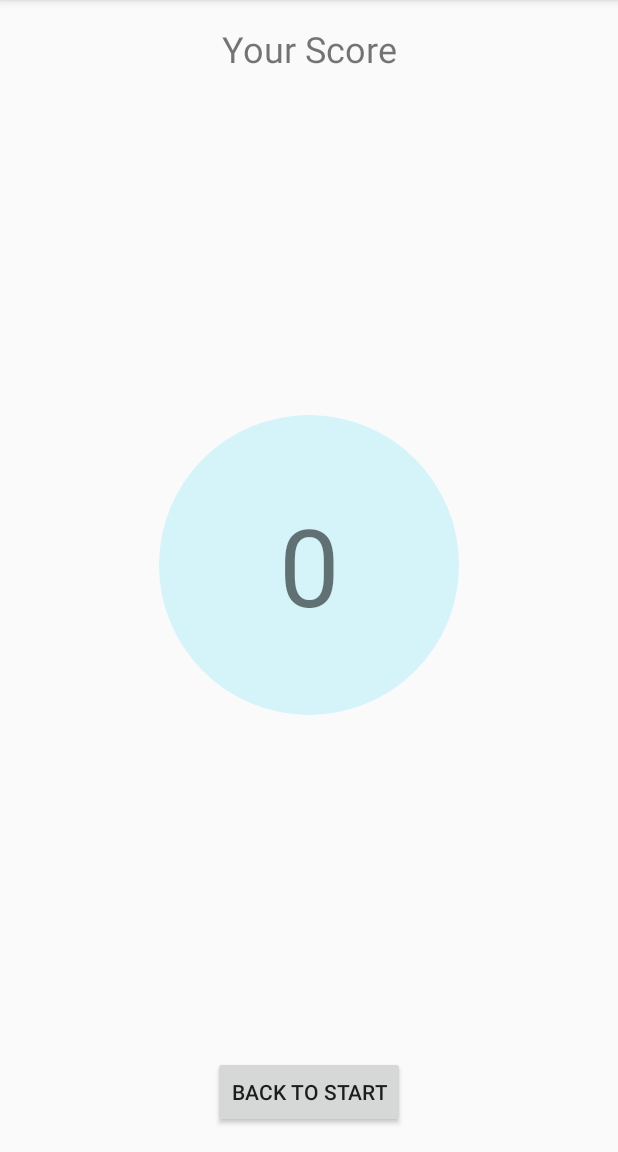
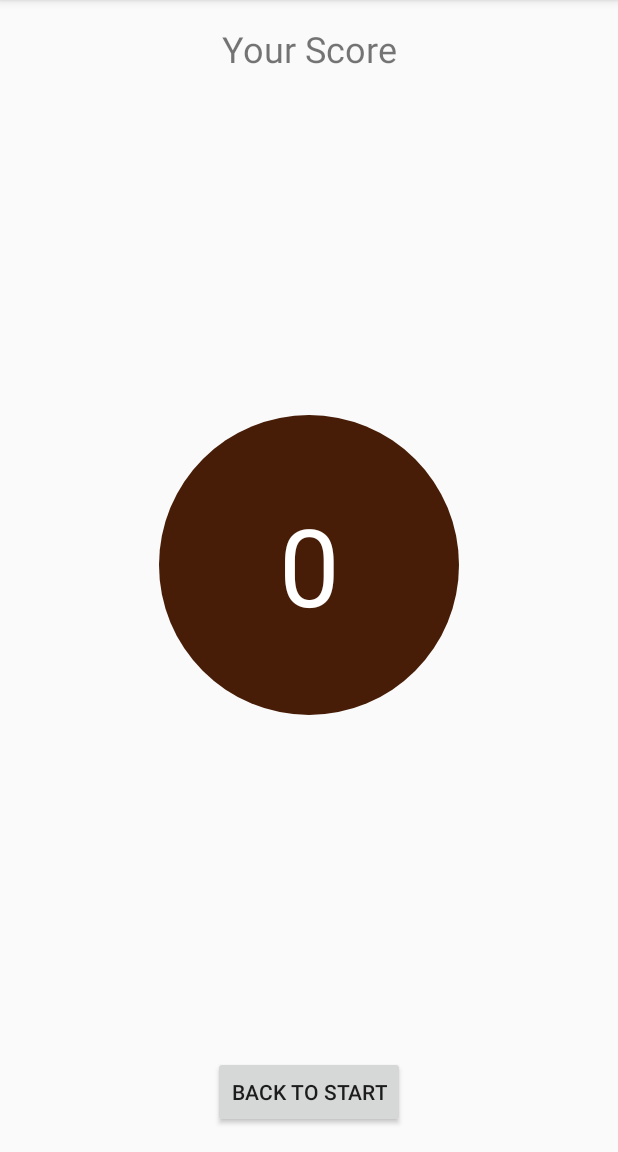
Before and after one commit to binay-shah/QuizApp, an Android app: the ScoreActivity screen opened directly, with no data from a screen before it, on a phone screen of 412 x 824 dp, the part 84-1236 px from its top. Run offline under Robolectric (Android 15) with nearby library versions, the phone set to English and light mode, and no system bars.

Commit message:
fixed error

```diff
--- a/app/src/main/java/com/example/quizapp3/ScoreActivity.java
+++ b/app/src/main/java/com/example/quizapp3/ScoreActivity.java
@@ -32,7 +32,7 @@ public class ScoreActivity extends AppCompatActivity {
         backButton.setOnClickListener(new View.OnClickListener() {
             @Override
             public void onClick(View view) {
-                Intent intent  = new Intent(ScoreActivity.this, MainActivity.class);
+                Intent intent = new Intent(ScoreActivity.this, MainActivity.class);
                 startActivity(intent);
             }
         });
--- a/app/src/main/res/drawable/circle.xml
+++ b/app/src/main/res/drawable/circle.xml
@@ -9,5 +9,5 @@
         android:radius="50dp" />
 
     <solid
-        android:color="#D4F4F9" />
+        android:color="#471D07" />
 </shape>
--- a/app/src/main/res/layout/activity_quiz.xml
+++ b/app/src/main/res/layout/activity_quiz.xml
@@ -125,7 +125,9 @@
 
         <TextView
             android:layout_width="wrap_content"
+            android:layout_height="wrap_content"
             style="@style/questionStyle"
+            android:text="3. The great war lasted for?"
             android:textAppearance="?android:textAppearanceMedium"/>
 
         <CheckBox
--- a/app/src/main/res/layout/activity_score.xml
+++ b/app/src/main/res/layout/activity_score.xml
@@ -24,6 +24,7 @@
         android:layout_height="wrap_content"
         android:background="@drawable/circle"
         android:gravity="center"
+        android:textColor="@android:color/white"
         android:textSize="72sp"
         app:layout_constraintBottom_toTopOf="@+id/back_button"
         app:layout_constraintEnd_toEndOf="parent"
```
